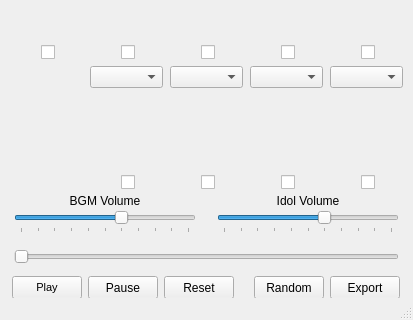
This is mainwindow.ui in KinoMyu/Million-Live-Quintet-Player as Qt 5 draws it before an edit; both pictures show x 0 to 413 and y 234 to 554 of the 413 by 554 pixel window. The edited form follows.
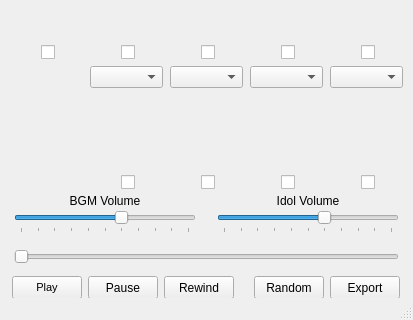
This is the edited form.

The edit to the form file:
```diff
--- a/mainwindow.ui
+++ b/mainwindow.ui
@@ -451,7 +451,7 @@
      <bool>false</bool>
     </property>
     <property name="text">
-     <string>Reset</string>
+     <string>Rewind</string>
     </property>
    </widget>
    <widget class="QComboBox" name="songsel">
```
